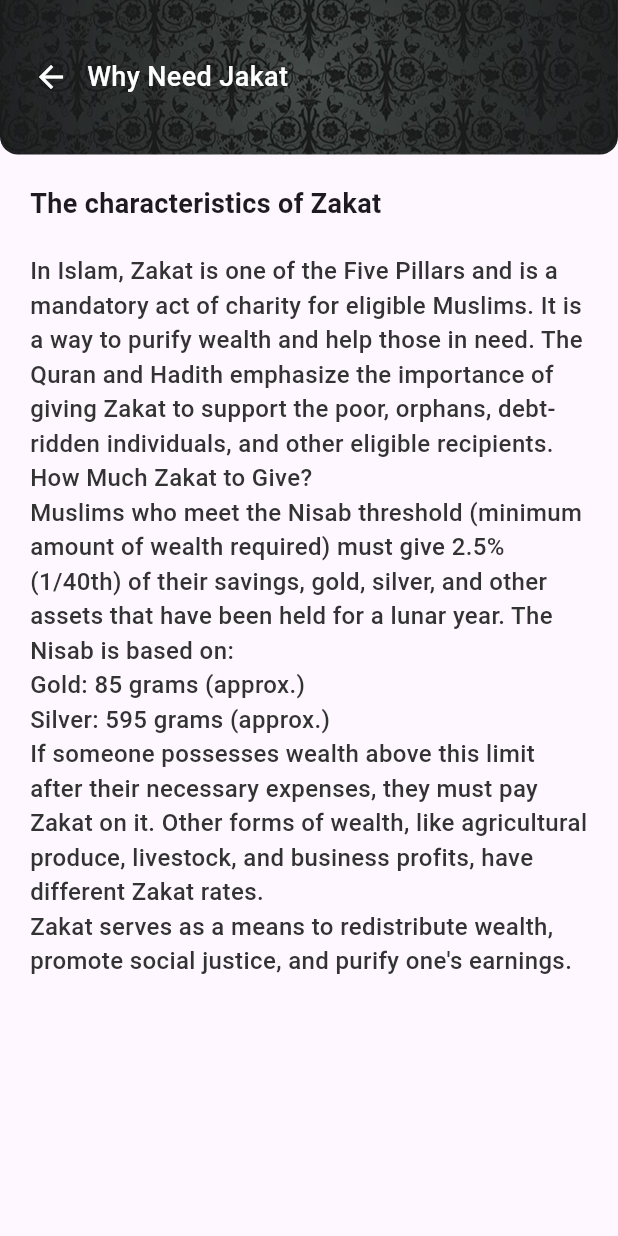
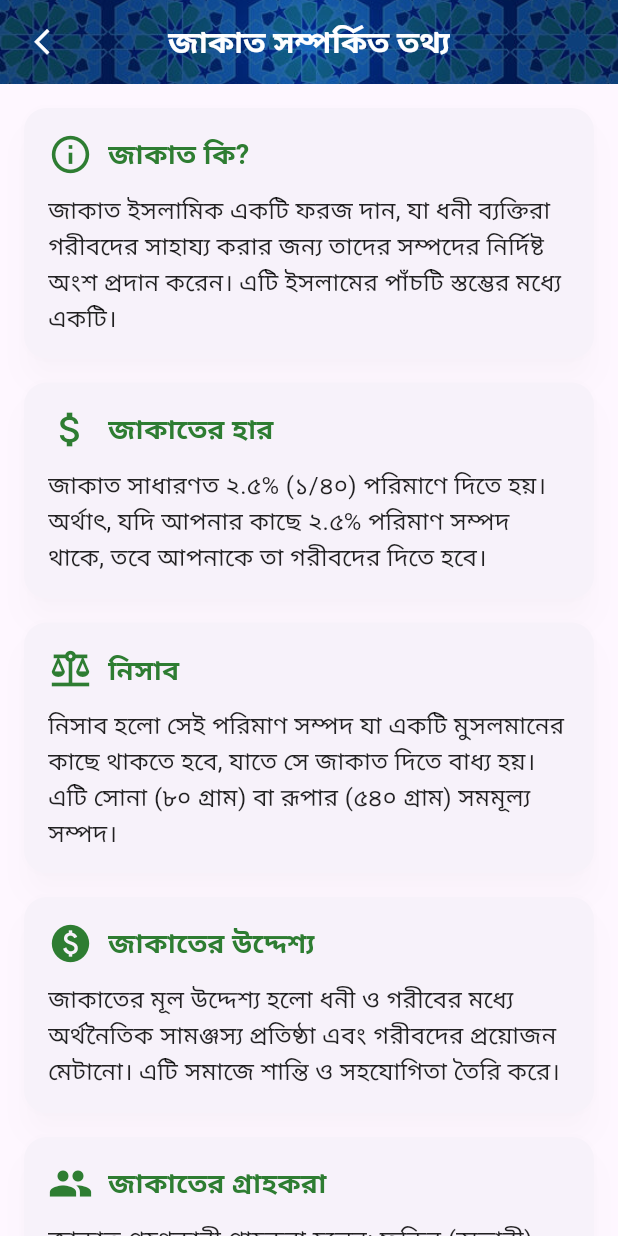
Before and after one commit to alazad214/din-duide-app, a Flutter app: the HomeScreen screen opened directly, after a tap on the "menu" icon, after a tap on "আসর", after a tap on "কুরআন", on a phone screen of 412 x 824 dp. Run offline on Flutter 3.47's test engine with Material 3 defaults, Android fonts, the phone set to English and light mode, and no system bars; drawn by our look-alikes of auto_animated, toastification; our stand-ins replace carousel_slider, connectivity_plus, dio, flutter_easyloading, flutter_screenutil, get and 10 more; missing offline and left inert: easy_url_launcher; accounts and stored records are empty; network calls fail.

Commit message:
hajj & jakat screen added

```diff
--- a/lib/features/bottom_nav/presentation/navigation_screen.dart
+++ b/lib/features/bottom_nav/presentation/navigation_screen.dart
@@ -5,7 +5,7 @@ import '../../../constants/app_colors.dart';
 import '../../settings/presentation/settings_screen.dart';
 import '../../salat/presentation/salat_screen.dart';
 import '../../home/presentation/home_screen.dart';
-import '../../salat/presentation/features_screen.dart';
+import '../../home/features/presentation/features_screen.dart';
 
 class NavigationScreen extends StatefulWidget {
   const NavigationScreen({super.key});
--- /dev/null
+++ b/lib/features/home/features/presentation/hajj_screen.dart
@@ -0,0 +1,118 @@
+import 'package:flutter/material.dart';
+
+import '../../../../common_widgets/auth_appbar.dart';
+
+class HajjScreen extends StatelessWidget {
+  const HajjScreen({super.key});
+
+  @override
+  Widget build(BuildContext context) {
+    return Scaffold(
+      appBar: const CustomAppbar(
+        title: 'হজ সম্পর্কিত তথ্য',
+        leadingVisible: true,
+      ),
+      body: ListView(
+        padding: const EdgeInsets.all(16),
+        children: [
+          buildCard(
+            'হজ কি?',
+            Icons.info_outline,
+            'হজ হলো ইসলামের পাঁচটি স্তম্ভের একটি গুরুত্বপূর্ণ ফরজ ইবাদত। এটি প্রতি বছর মক্কায় অনুষ্ঠিত হয় এবং মুসলমানদের জন্য একটি বিশেষ ধর্মীয় কর্তব্য।',
+          ),
+          buildCard(
+            'হজের ফরজ শর্ত',
+            Icons.check_circle,
+            'হজ পালনের জন্য কিছু শর্ত পূর্ণ করতে হয়, যেমন: মুসলমান হওয়া, বালেগ হওয়া, অর্থনৈতিকভাবে সক্ষম হওয়া, এবং মহিলাদের সাথে মাহরাম থাকা।',
+          ),
+          buildCard(
+            'হজের শর্তাদি',
+            Icons.list_alt,
+            'হজ করার জন্য মুসলমানের কাছে একাধিকার কিছু শর্ত থাকতে হবে, যেমন: শরীরিকভাবে সুস্থ থাকা, পরিপূর্ণ ইচ্ছা থাকা, এবং ইসলামের মৌলিক শর্ত পূর্ণ করা।',
+          ),
+          buildCard(
+            'হজের স্তর',
+            Icons.stars,
+            'হজের স্তর: হজে মোট ৫টি স্তর রয়েছে—১. ইহরাম, ২. তাওয়াফ, ৩. সাফা-মারওয়া, ৪. ক্বুরবান, ৫. রামি।',
+          ),
+          buildCard(
+            'হজের উদ্দেশ্য',
+            Icons.mosque,
+            'হজের উদ্দেশ্য হলো আল্লাহর সন্তুষ্টি অর্জন এবং জীবনের পাপ থেকে মুক্তি পাওয়া। এটি মুসলমানদের একত্রিত হওয়া এবং একে অপরের প্রতি সহানুভূতি বৃদ্ধি করে।',
+          ),
+          buildCard(
+            'হজের ইতিহাস',
+            Icons.history,
+            'হজ ইসলামের ইতিহাসে অত্যন্ত গুরুত্বপূর্ণ স্থান ধারণ করে। এটি শুরু হয়েছিল প্রাক-ইসলামী যুগে এবং ইসলামিক যুগে এটি ফরজ করা হয়।',
+          ),
+          buildCard(
+            'হজের উপকারিতা',
+            Icons.health_and_safety,
+            'হজ ইসলামে আত্মপবিত্রতার একটি উপায় এবং পাপ মাফ পাওয়ার একটি মাধ্যম। এটি মুসলিমদের মধ্যে একতা এবং সংহতি বৃদ্ধি করে।',
+          ),
+          buildCard(
+            'হজের প্রস্তুতি',
+            Icons.access_time,
+            'হজে যাওয়ার আগে প্রস্তুতি নিতে হয়, যেমন: হজের নিয়ম শিখে নেওয়া, স্বাস্থ্য পরীক্ষা করা, ভিসা এবং টিকেট নিশ্চিত করা।',
+          ),
+          buildCard(
+            'হজের দুআ এবং রীতিনীতী',
+            Icons.library_books,
+            'হজের প্রতিটি রীতিতে কিছু বিশেষ দুআ রয়েছে যা মাকবুল হতে পারে, যেমন: ইহরাম বেঁধে নেওয়ার সময় “لبیک اللهم لبیک” (লাব্বাইক আল্লাহুম্মা লাব্বীক)।',
+          ),
+          buildCard(
+            'হজের যোগ্যতা',
+            Icons.group,
+            'হজের জন্য কিছু যোগ্যতা থাকতে হয়, যেমন: হজে যাওয়ার আগে সঠিক বয়স, শারীরিকভাবে সুস্থ হওয়া এবং অর্থনৈতিকভাবে সক্ষম হওয়া।',
+          ),
+          buildCard(
+            'হজের তারিখ এবং সময়',
+            Icons.calendar_today,
+            'হজ ১২ জিলহজ থেকে শুরু হয়, এবং এর প্রতিটি দিন বিভিন্ন গুরুত্বপূর্ণ রীতির সাথে সম্পর্কিত। ৮ জিলহজ ইহরাম বাঁধা হয়, ৯ জিলহজ আরাফাতের দিন, ১০ জিলহজ কুরবানি করা হয়।',
+          ),
+          buildCard(
+            'হজের খরচ এবং বাজেটিং',
+            Icons.monetization_on,
+            'হজের খরচ সাধারণত ভিসা, টিকেট, হোটেল, এবং অন্যান্য রীতির জন্য থাকে। এটি সাধারনত উচ্চ খরচের হতে পারে, তবে কিছু বেসরকারি উদ্যোগ বা প্রতিষ্ঠান সহায়তা প্রদান করে।',
+          ),
+        ],
+      ),
+    );
+  }
+
+  Widget buildCard(String title, IconData icon, String content) {
+    return Card(
+      margin: const EdgeInsets.only(bottom: 16),
+      shape: RoundedRectangleBorder(borderRadius: BorderRadius.circular(15)),
+      elevation: 8,
+      shadowColor: Colors.black.withOpacity(0.1),
+      child: Padding(
+        padding: const EdgeInsets.all(16),
+        child: Column(
+          crossAxisAlignment: CrossAxisAlignment.start,
+          children: [
+            Row(
+              children: [
+                Icon(icon, size: 30, color: Colors.blue[800]),
+                const SizedBox(width: 10),
+                Text(
+                  title,
+                  style: TextStyle(
+                    fontSize: 18,
+                    fontWeight: FontWeight.bold,
+                    color: Colors.blue[800],
+                  ),
+                ),
+              ],
+            ),
+            const SizedBox(height: 10),
+            Text(
+              content,
+              style: const TextStyle(fontSize: 16, color: Colors.black87),
+            ),
+          ],
+        ),
+      ),
+    );
+  }
+}
--- /dev/null
+++ b/lib/features/home/features/presentation/jakat_screen.dart
@@ -0,0 +1,109 @@
+import 'package:din_guide_app/common_widgets/auth_appbar.dart';
+import 'package:flutter/material.dart';
+
+class ZakatScreen extends StatelessWidget {
+  const ZakatScreen({super.key});
+
+  @override
+  Widget build(BuildContext context) {
+    return Scaffold(
+      appBar: const CustomAppbar(title: 'জাকাত সম্পর্কিত তথ্য', leadingVisible: true,),
+      body: ListView(
+        padding: const EdgeInsets.all(16),
+        children: [
+          buildCard(
+            'জাকাত কি?',
+            Icons.info_outline,
+            'জাকাত ইসলামিক একটি ফরজ দান, যা ধনী ব্যক্তিরা গরীবদের সাহায্য করার জন্য তাদের সম্পদের নির্দিষ্ট অংশ প্রদান করেন। এটি ইসলামের পাঁচটি স্তম্ভের মধ্যে একটি।',
+          ),
+          buildCard(
+            'জাকাতের হার',
+            Icons.attach_money,
+            'জাকাত সাধারণত ২.৫% (১/৪০) পরিমাণে দিতে হয়। অর্থাৎ, যদি আপনার কাছে ২.৫% পরিমাণ সম্পদ থাকে, তবে আপনাকে তা গরীবদের দিতে হবে।',
+          ),
+          buildCard(
+            'নিসাব',
+            Icons.balance,
+            'নিসাব হলো সেই পরিমাণ সম্পদ যা একটি মুসলমানের কাছে থাকতে হবে, যাতে সে জাকাত দিতে বাধ্য হয়। এটি সোনা (৮০ গ্রাম) বা রূপার (৫৪০ গ্রাম) সমমূল্য সম্পদ।',
+          ),
+          buildCard(
+            'জাকাতের উদ্দেশ্য',
+            Icons.paid,
+            'জাকাতের মূল উদ্দেশ্য হলো ধনী ও গরীবের মধ্যে অর্থনৈতিক সামঞ্জস্য প্রতিষ্ঠা এবং গরীবদের প্রয়োজন মেটানো। এটি সমাজে শান্তি ও সহযোগিতা তৈরি করে।',
+          ),
+          buildCard(
+            'জাকাতের গ্রাহকরা',
+            Icons.people,
+            'জাকাত গ্রহণকারী গ্রাহকরা হলেন: ফকির (অভাবী), মিসকিন (অভাবী), ঋণগ্রস্ত, মুজাহিদ, যাত্রী, ইসলাম গ্রহণকারী ইত্যাদি।',
+          ),
+          buildCard(
+            'জাকাতের সময়কাল',
+            Icons.calendar_today,
+            'জাকাত সাধারণত একবার প্রতি বছর দেওয়া হয়। এক বছর পর পর জাকাতের সময় আসে এবং নির্দিষ্ট তারিখে তা প্রদান করা হয়।',
+          ),
+          buildCard(
+            'জাকাতের লাভ',
+            Icons.add_box,
+            'জাকাতের মাধ্যমে ব্যক্তি আত্মপবিত্রিত হন, সম্পদ বৃদ্ধি পায়, এবং সমাজে শান্তি ও সহযোগিতা প্রতিষ্ঠিত হয়।',
+          ),
+          buildCard(
+            'জাকাতুল ফিতর',
+            Icons.family_restroom,
+            'জাকাতুল ফিতর হলো সেই দান যা মুসলমানদের রমজান মাসের শেষে ঈদুল ফিতরের দিন দিতে হয়। এটি গরীবদের ঈদ উৎসবে অংশগ্রহণের সুযোগ দেয়।',
+          ),
+          buildCard(
+            'জাকাতের শর্ত',
+            Icons.check_circle,
+            'জাকাত দিতে হলে কয়েকটি শর্ত পূর্ণ করতে হয়, যেমন মুসলমান হওয়া, নিসাব পরিমাণ সম্পদ থাকা, এবং সম্পদ এক বছর ধরে থাকা।',
+          ),
+          buildCard(
+            'জাকাত এবং দারিদ্র্য বিমোচন',
+            Icons.help_outline,
+            'জাকাত দারিদ্র্য কমাতে গুরুত্বপূর্ণ ভূমিকা রাখে। এটি গরীবদের সাহায্য করতে সহায়ক এবং সামাজিক সুরক্ষা ব্যবস্থা হিসেবে কাজ করে।',
+          ),
+          buildCard(
+            'জাকাত দিয়ে মুক্তি',
+            Icons.lock_open,
+            'জাকাত দিয়ে ব্যক্তি আল্লাহর কাছে নিজের পাপ থেকে মুক্তি লাভ করেন। এটি আত্মবিশুদ্ধি এবং কল্যাণের মাধ্যম।',
+          ),
+        ],
+      ),
+    );
+  }
+
+  Widget buildCard(String title, IconData icon, String content) {
+    return Card(
+      margin: const EdgeInsets.only(bottom: 16),
+      shape: RoundedRectangleBorder(borderRadius: BorderRadius.circular(15)),
+      elevation: 8,
+      shadowColor: Colors.black.withOpacity(0.1),
+      child: Padding(
+        padding: const EdgeInsets.all(16),
+        child: Column(
+          crossAxisAlignment: CrossAxisAlignment.start,
+          children: [
+            Row(
+              children: [
+                Icon(icon, size: 30, color: Colors.green[800]),
+                const SizedBox(width: 10),
+                Text(
+                  title,
+                  style: TextStyle(
+                    fontSize: 18,
+                    fontWeight: FontWeight.bold,
+                    color: Colors.green[800],
+                  ),
+                ),
+              ],
+            ),
+            const SizedBox(height: 10),
+            Text(
+              content,
+              style: const TextStyle(fontSize: 16, color: Colors.black87),
+            ),
+          ],
+        ),
+      ),
+    );
+  }
+}
--- a/lib/features/home/presentation/jakat_screen.dart
+++ /dev/null
@@ -1,84 +0,0 @@
-import 'package:flutter/material.dart';
-import 'package:get/get.dart';
-import '../../../constants/app_assets/assets_image.dart';
-import '../../../constants/app_colors.dart';
-import '../../../helpers/navigation_service.dart';
-import '../widgets/allah_mane_list.dart';
-
-class JakatScreen extends StatelessWidget {
-  const JakatScreen({super.key});
-
-  @override
-  Widget build(BuildContext context) {
-    return Scaffold(
-      body: SingleChildScrollView(
-        child: Column(
-          children: [
-            Container(
-              height: Get.height / 8,
-              width: Get.width / 1,
-              decoration: BoxDecoration(
-                image: DecorationImage(
-                  image: AssetImage(AssetsImage.bg2),
-                  fit: BoxFit.cover,
-                ),
-                borderRadius: const BorderRadius.only(
-                  bottomRight: Radius.circular(12),
-                  bottomLeft: Radius.circular(12),
-                ),
-              ),
-              child: SafeArea(
-                child: Padding(
-                  padding: const EdgeInsets.symmetric(horizontal: 10),
-                  child: Row(
-                    children: [
-                      IconButton(
-                        onPressed: () {
-                          NavigationService.goBack;
-                        },
-                        icon:const Icon(Icons.arrow_back, color: AppColors.cWhite),
-                      ),
-
-                      const Text(
-                        'Why Need Jakat',
-                        style: TextStyle(
-                          color: Colors.white,
-                          fontSize: 18,
-                          fontWeight: FontWeight.w500,
-                        ),
-                      ),
-                    ],
-                  ),
-                ),
-              ),
-            ),
-          const  Padding(
-              padding:const EdgeInsets.all(20),
-              child: Column(
-                crossAxisAlignment: CrossAxisAlignment.start,
-                children: [
-                  Text(
-                    "The characteristics of Zakat",
-                    style: TextStyle(fontSize: 18, fontWeight: FontWeight.w600),
-                  ),
-
-                  SizedBox(height: 20),
-                  Text(
-                    jakatText,
-                    style: TextStyle(
-                      color: AppColors.c333333,
-                      fontSize: 16,
-                      fontWeight: FontWeight.w500,
-                    ),
-                  ),
-
-                  SizedBox(height: 50),
-                ],
-              ),
-            ),
-          ],
-        ),
-      ),
-    );
-  }
-}
```
Also changed, not shown: lib/features/home/widgets/my_features_widget.dart (+11 -6 lines), lib/features/tasbih/tasbih_screen.dart (+134 -68 lines), lib/features/home/features/presentation/features_screen.dart (renamed from lib/features/salat/presentation/features_screen.dart).
